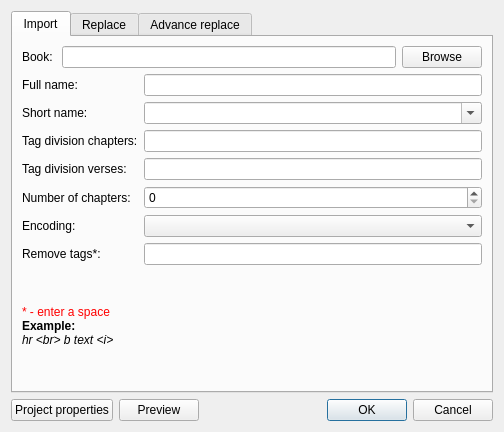
Old version of the form src/import/importbookdialog/importbookdialog.ui in the repository axsapronov/bQella.
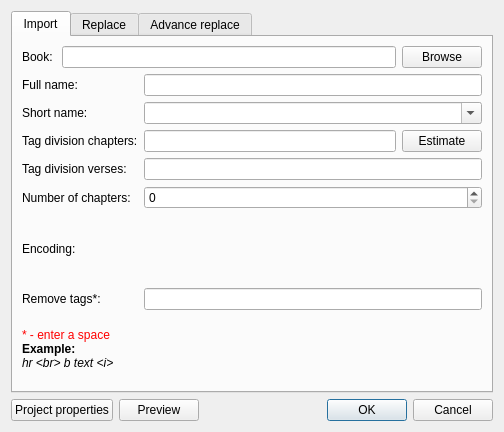
New version of the form.

Commit message: Add autodetect encoding for import book

```diff
--- a/src/import/importbookdialog/importbookdialog.ui
+++ b/src/import/importbookdialog/importbookdialog.ui
@@ -24,7 +24,7 @@
        <string>Import</string>
       </attribute>
       <layout class="QGridLayout" name="gridLayout_2">
-       <item row="0" column="0" colspan="2">
+       <item row="0" column="0" colspan="3">
         <layout class="QGridLayout" name="gridLayout">
          <item row="0" column="0">
           <widget class="QLabel" name="label_8">
@@ -52,7 +52,7 @@
          </property>
         </widget>
        </item>
-       <item row="1" column="1">
+       <item row="1" column="1" colspan="2">
         <widget class="QLineEdit" name="LEFullName"/>
        </item>
        <item row="2" column="0">
@@ -62,7 +62,7 @@
          </property>
         </widget>
        </item>
-       <item row="2" column="1">
+       <item row="2" column="1" colspan="2">
         <widget class="QComboBox" name="CBShortName">
          <property name="maximumSize">
           <size>
@@ -88,6 +88,13 @@
        <item row="3" column="1">
         <widget class="QLineEdit" name="LETagChapter"/>
        </item>
+       <item row="3" column="2">
+        <widget class="QPushButton" name="pBEstimate">
+         <property name="text">
+          <string>Estimate</string>
+         </property>
+        </widget>
+       </item>
        <item row="4" column="0">
         <widget class="QLabel" name="label_4">
          <property name="text">
@@ -95,7 +102,7 @@
          </property>
         </widget>
        </item>
-       <item row="4" column="1">
+       <item row="4" column="1" colspan="2">
         <widget class="QLineEdit" name="LETagVerse"/>
        </item>
        <item row="5" column="0">
@@ -105,7 +112,7 @@
          </property>
         </widget>
        </item>
-       <item row="5" column="1">
+       <item row="5" column="1" colspan="2">
         <widget class="QSpinBox" name="SBCount">
          <property name="maximum">
           <number>10000</number>
@@ -119,10 +126,10 @@
          </property>
         </widget>
        </item>
-       <item row="6" column="1">
-        <widget class="QComboBox" name="CBEncoding">
-         <property name="maxVisibleItems">
-          <number>5</number>
+       <item row="6" column="1" colspan="2">
+        <widget class="QLabel" name="LAEncoding">
+         <property name="text">
+          <string/>
          </property>
         </widget>
        </item>
@@ -133,7 +140,7 @@
          </property>
         </widget>
        </item>
-       <item row="7" column="1">
+       <item row="7" column="1" colspan="2">
         <widget class="QLineEdit" name="LEHtmlFilter"/>
        </item>
        <item row="8" column="0">
```
The commit also changes 4 other files.
